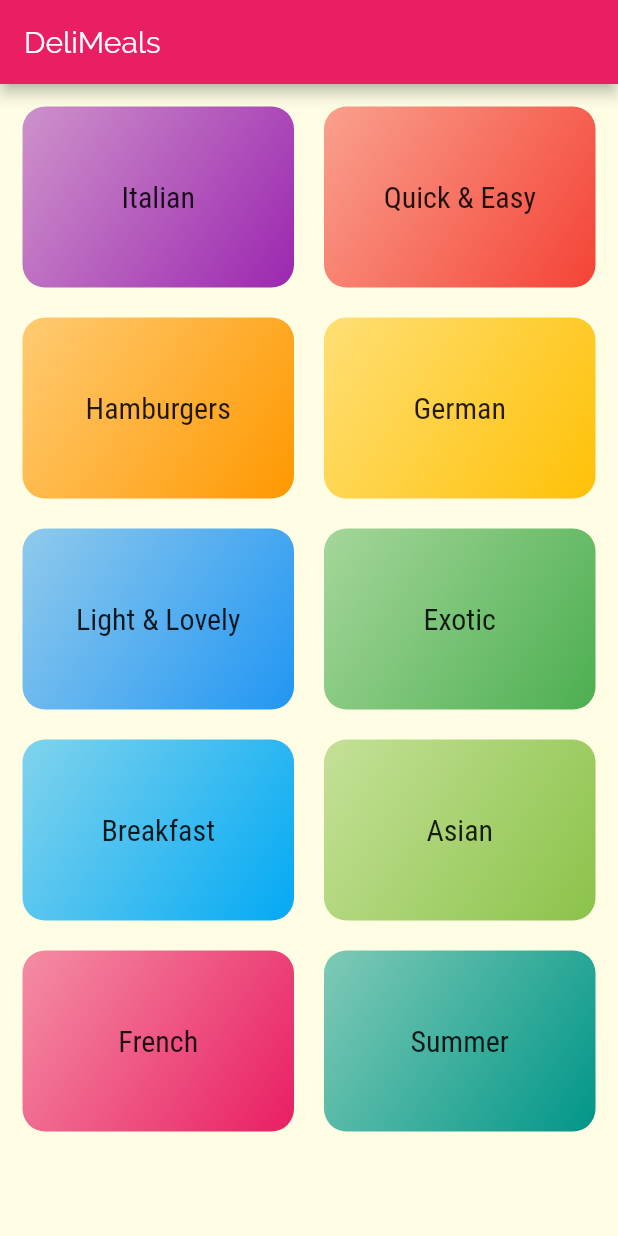
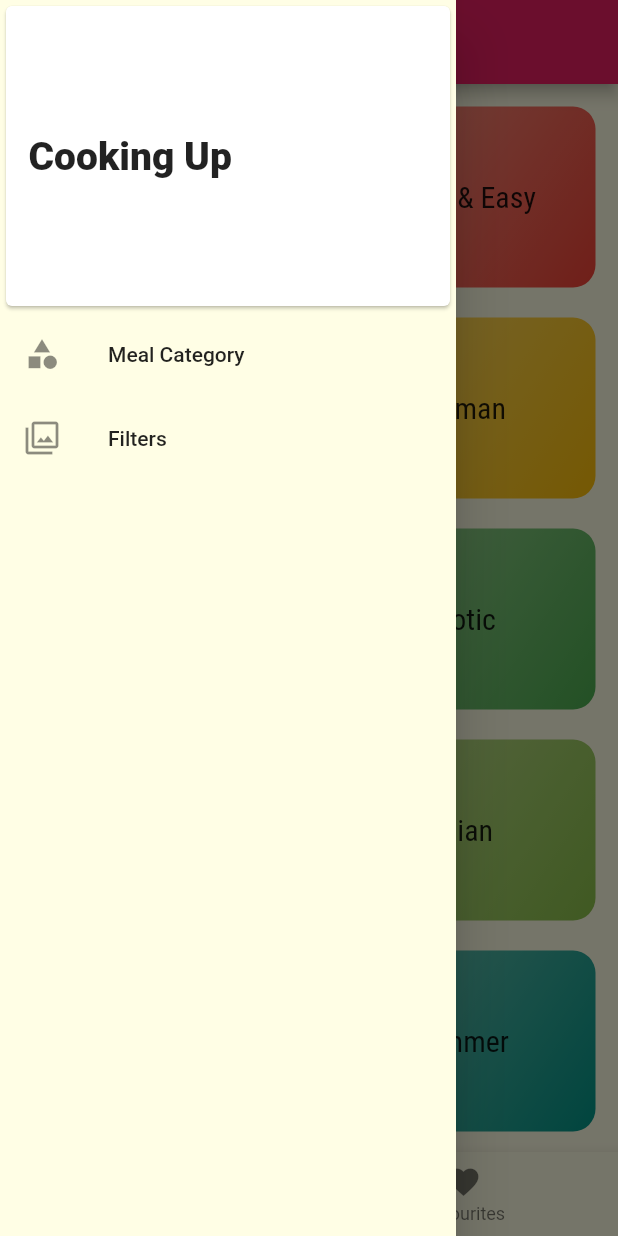
Before and after one commit to nikhild64/MealsApp, a Flutter app: the screen it shows after launch, with the side drawer open (before the commit the screen has no drawer), on a phone screen of 412 x 824 dp. Run offline on Flutter 3.47's test engine with Material 2 defaults, Android fonts, the phone set to English and light mode, and no system bars.

Commit message:
app skelton ready and all wired up

```diff
--- a/lib/main.dart
+++ b/lib/main.dart
@@ -1,7 +1,9 @@
 import 'package:flutter/material.dart';
 import 'package:meals_app/screens/meal_screen.dart';
 import 'screens/category-screen.dart';
+import 'screens/filter_screen.dart';
 import 'screens/meal_category_screen.dart';
+import 'screens/tabs_screen.dart';
 
 void main() {
   runApp(MyApp());
@@ -29,9 +31,10 @@ class _MyAppState extends State<MyApp> {
               ))),
       initialRoute: '/',
       routes: {
-        '/': (ctx) => CategoryScreen(),
+        '/': (ctx) => TabScreens(),
         MealCategotyScreen.routeName: (ctx) => MealCategotyScreen(),
-        MealScreen.routeName: (ctx) => MealScreen()
+        MealScreen.routeName: (ctx) => MealScreen(),
+        FilterScreen.routeNames: (ctx) => FilterScreen(),
       },
     );
   }
--- a/lib/screens/category-screen.dart
+++ b/lib/screens/category-screen.dart
@@ -5,11 +5,7 @@ import '../dummy_data.dart';
 class CategoryScreen extends StatelessWidget {
   @override
   Widget build(BuildContext context) {
-    return Scaffold(
-      appBar: AppBar(
-        title: const Text('DeliMeals'),
-      ),
-      body: GridView(
+    return GridView(
       padding: EdgeInsets.all(15),
       children: [
         ...DUMMY_CATEGORIES.map((cat) {
@@ -25,7 +21,7 @@ class CategoryScreen extends StatelessWidget {
         childAspectRatio: 3 / 2,
         crossAxisSpacing: 20,
         mainAxisSpacing: 20,
-          )),
+      ),
     );
   }
 }
--- /dev/null
+++ b/lib/screens/filter_screen.dart
@@ -0,0 +1,19 @@
+import 'package:flutter/material.dart';
+
+import 'main_drawer_screen.dart';
+
+class FilterScreen extends StatelessWidget {
+  static const routeNames = '/filters';
+  @override
+  Widget build(BuildContext context) {
+    return Scaffold(
+      drawer: MainDrawer(),
+      appBar: AppBar(
+        title: Text('Apply Filters'),
+      ),
+      body: Center(
+        child: Text('Apply Filters'),
+      ),
+    );
+  }
+}
--- /dev/null
+++ b/lib/screens/main_drawer_screen.dart
@@ -0,0 +1,49 @@
+import 'package:flutter/material.dart';
+
+import 'filter_screen.dart';
+
+class MainDrawer extends StatelessWidget {
+  @override
+  Widget build(BuildContext context) {
+    return Drawer(
+      child: Column(
+        children: [
+          Card(
+            child: Container(
+              padding: EdgeInsets.all(15),
+              height: 200 + MediaQuery.of(context).padding.top,
+              width: double.infinity,
+              alignment: Alignment.centerLeft,
+              child: Text(
+                'Cooking Up',
+                style: TextStyle(
+                  fontSize: 26,
+                  fontWeight: FontWeight.w900,
+                ),
+              ),
+            ),
+          ),
+          Column(
+            children: [
+              ListTile(
+                leading: Icon(Icons.category),
+                title: Text('Meal Category'),
+                onTap: () {
+                  Navigator.of(context).pushReplacementNamed('/');
+                },
+              ),
+              ListTile(
+                onTap: () {
+                  Navigator.of(context)
+                      .pushReplacementNamed(FilterScreen.routeNames);
+                },
+                leading: Icon(Icons.filter),
+                title: Text('Filters'),
+              ),
+            ],
+          )
+        ],
+      ),
+    );
+  }
+}
--- /dev/null
+++ b/lib/screens/tabs_screen.dart
@@ -0,0 +1,72 @@
+import 'package:flutter/material.dart';
+
+import 'category-screen.dart';
+import 'favourites.dart';
+import 'main_drawer_screen.dart';
+
+class TabScreens extends StatefulWidget {
+  @override
+  _TabScreensState createState() => _TabScreensState();
+}
+
+class _TabScreensState extends State<TabScreens> {
+  List<Widget> _pages = [
+    CategoryScreen(),
+    FavouriteScreen(),
+  ];
+  int _selectedIndex = 0;
+
+  void _selectPage(int index) {
+    setState(() {
+      _selectedIndex = index;
+    });
+  }
+
+  @override
+  Widget build(BuildContext context) {
+    return Scaffold(
+      drawer: MainDrawer(),
+      appBar: AppBar(
+        title: Text('Meals'),
+      ),
+      bottomNavigationBar: BottomNavigationBar(
+        currentIndex: _selectedIndex,
+        onTap: (index) {
+          _selectPage(index);
+        },
+        items: [
+          BottomNavigationBarItem(
+              icon: Icon(Icons.category), label: 'Category'),
+          BottomNavigationBarItem(
+              icon: Icon(Icons.favorite), label: 'Favourites'),
+        ],
+      ),
+      body: _pages[_selectedIndex],
+    );
+  }
+}
+
+/*
+return DefaultTabController(
+        length: 2,
+        child: Scaffold(
+          appBar: AppBar(
+            title: Text('Meals'),
+            bottom: TabBar(
+              tabs: [
+                Tab(
+                  icon: Icon(Icons.category),
+                ),
+                Tab(
+                  icon: Icon(Icons.favorite),
+                )
+              ],
+            ),
+          ),
+          body: TabBarView(
+            children: [
+              CategoryScreen(),
+              FavouriteScreen(),
+            ],
+          ),
+        )); */
--- a/lib/widgets/meal_item.dart
+++ b/lib/widgets/meal_item.dart
@@ -51,7 +51,10 @@ class MealItem extends StatelessWidget {
   }
 
   void selectMeal(context) {
-    Navigator.of(context).pushNamed(MealScreen.routeName, arguments: id);
+    print('from tap' + imgUrl);
+    Navigator.of(context).pushNamed(MealScreen.routeName, arguments: {
+      'title': title,
+    });
   }
 
   @override
```
Also changed, not shown: lib/screens/favourites.dart (added, +12 -0 lines), lib/screens/meal_screen.dart (+11 -3 lines). Lines whose indentation alone changed are shown as unchanged.
